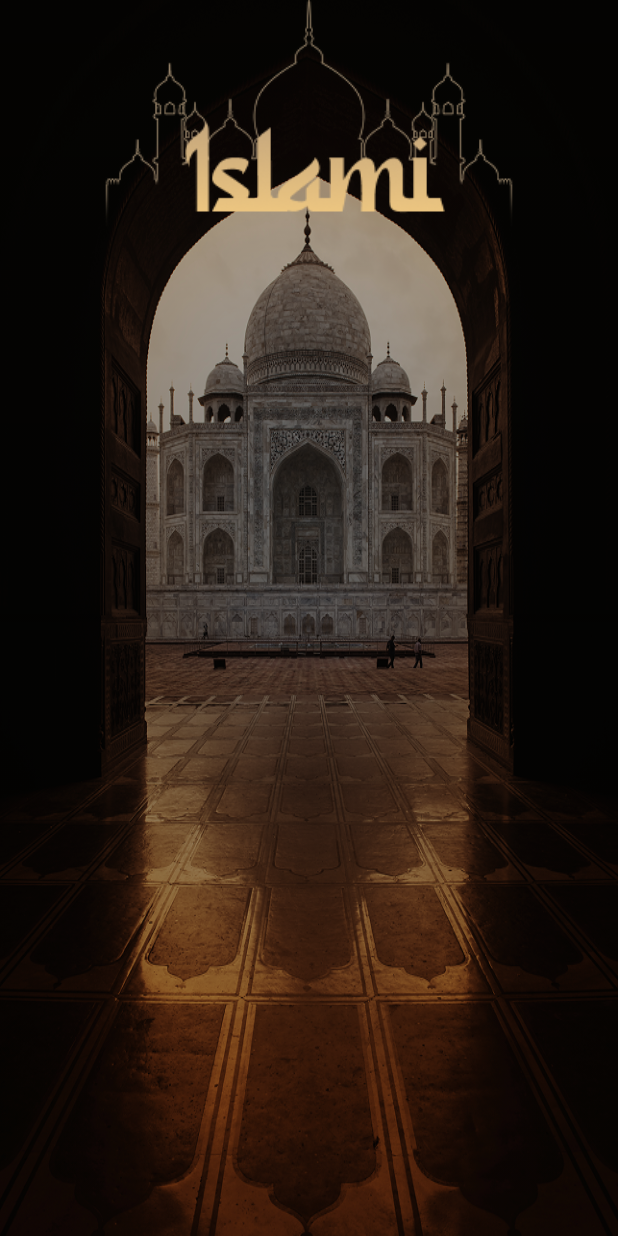
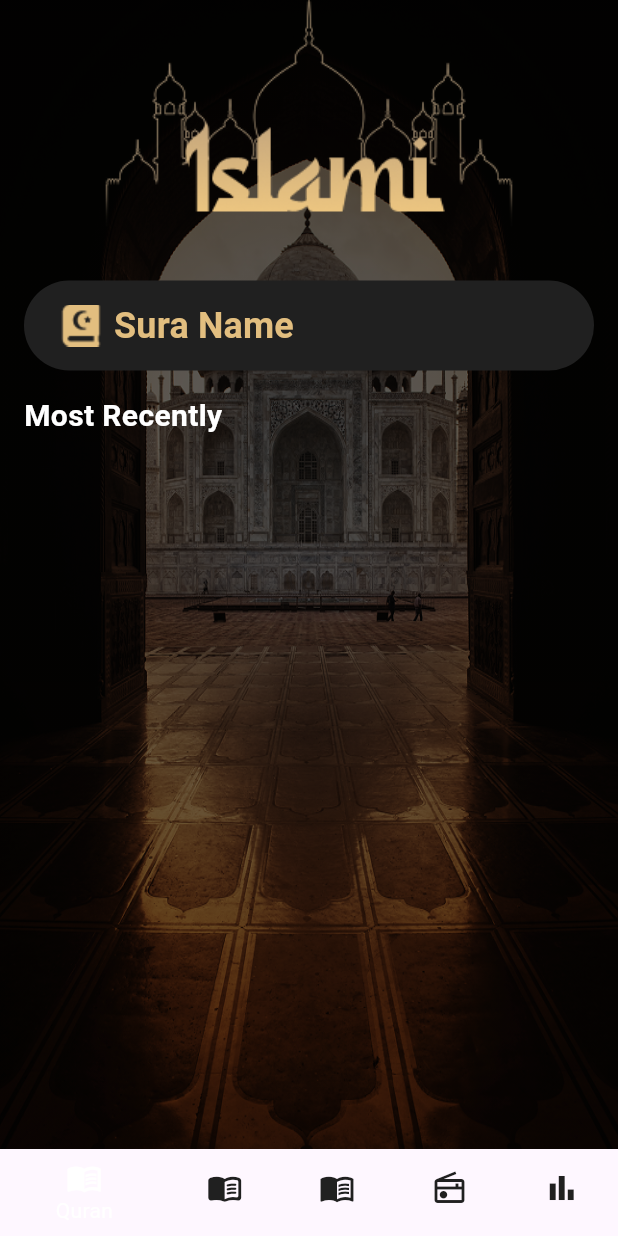
Before and after one commit to Banda974/eslami_app, a Flutter app: the HomeScreen screen opened by its route, on a phone screen of 412 x 824 dp. Run offline on Flutter 3.47's test engine with Material 3 defaults, Android fonts, the light colour scheme and no system bars.

Commit message:
continue in create  home screen add some asset for tabs of the application add Bottom Navigation Bar

```diff
--- a/lib/presentation/screens/home_screen/home_screen.dart
+++ b/lib/presentation/screens/home_screen/home_screen.dart
@@ -1,4 +1,5 @@
-import 'package:eslami_app/theme/app_assets.dart';
+import 'package:eslami_app/presentation/screens/home_screen/tabs/home_tab/home_tab.dart';
+import 'package:eslami_app/theme/app_colors.dart';
 import 'package:flutter/material.dart';
 
 class HomeScreen extends StatelessWidget {
@@ -8,35 +9,34 @@ class HomeScreen extends StatelessWidget {
 
   @override
   Widget build(BuildContext context) {
-    return Stack(
-      children: [
-        Image.asset(
-          AppAssets.quranBg,
-          fit: BoxFit.fill,
-          height: double.infinity,
-        ),
-        Container(
-          decoration: BoxDecoration(
-            gradient: LinearGradient(
-              begin: Alignment.topCenter,
-              end: Alignment.bottomCenter,
-              colors: [
-                Colors.black.withValues(alpha: .23),
-                Colors.black.withValues(alpha: .5),
-                Colors.black.withValues(alpha: .23),
-              ],
+    return Scaffold(
+      body: HomeTab(),
+      bottomNavigationBar: BottomNavigationBar(
+          backgroundColor: AppColors.gold,
+          selectedItemColor: AppColors.white,
+          unselectedItemColor: AppColors.gray,
+          items: [
+            BottomNavigationBarItem(
+              icon: Icon(Icons.menu_book_outlined),
+              label: "Quran",
             ),
-          ),
-        ),
-
-        SafeArea(
-          child: Row(
-            mainAxisAlignment: MainAxisAlignment.center,
-            children: [Image.asset(AppAssets.mosque2)],
-          ),
-        ),
-
-      ],
+            BottomNavigationBarItem(
+              icon: Icon(Icons.menu_book_rounded),
+              label: "Hadith",
+            ),
+            BottomNavigationBarItem(
+              icon: Icon(Icons.menu_book_outlined),
+              label: "sebha",
+            ),
+            BottomNavigationBarItem(
+              icon: Icon(Icons.radio_outlined),
+              label: "radio",
+            ),
+            BottomNavigationBarItem(
+              icon: Icon(Icons.bar_chart),
+              label: "Time",
+            ),
+      ]),
     );
   }
 }
--- /dev/null
+++ b/lib/presentation/screens/home_screen/tabs/home_tab/home_tab.dart
@@ -0,0 +1,91 @@
+import 'package:flutter/material.dart';
+
+import '../../../../../theme/app_assets.dart';
+import '../../../../../theme/app_colors.dart';
+import '../../../../../theme/app_text_style.dart';
+
+class HomeTab extends StatelessWidget {
+  const HomeTab({super.key});
+
+  @override
+  Widget build(BuildContext context) {
+    return Stack(
+      children: [
+        Image.asset(
+          AppAssets.quranBg,
+          fit: BoxFit.fill,
+          width: double.infinity,
+          height: double.infinity,
+        ),
+        Container(
+          decoration: BoxDecoration(
+            gradient: LinearGradient(
+              begin: Alignment.topCenter,
+              end: Alignment.bottomCenter,
+              colors: [
+                Colors.black.withValues(alpha: 0.7),
+                Colors.black.withValues(alpha: 0.5),
+              ],
+            ),
+          ),
+        ),
+        SafeArea(
+          child: Padding(
+            padding: const EdgeInsets.symmetric(horizontal: 16.0),
+            child: ListView(
+              children: [
+                Row(
+                  mainAxisAlignment: MainAxisAlignment.center,
+                  children: [Image.asset(AppAssets.mosque2)],
+                ),
+                const SizedBox(height: 16),
+                FilledButton(
+                  style: ButtonStyle(
+                    backgroundColor: const WidgetStatePropertyAll(
+                      AppColors.gray,
+                    ),
+                    fixedSize: const WidgetStatePropertyAll(
+                      Size(double.infinity, 60),
+                    ),
+                    shape: WidgetStateProperty.all(
+                      RoundedRectangleBorder(
+                        borderRadius: BorderRadius.circular(50),
+                      ),
+                    ),
+                  ),
+                  onPressed: () {},
+                  child: Row(
+                    children: [
+                      SizedBox(child: Image.asset(AppAssets.quranLogo)),
+                      const SizedBox(width: 8),
+                      Text("Sura Name", style: AppTextStyle.titleLarge),
+                    ],
+                  ),
+                ),
+                SizedBox(height: 16),
+                Row(
+                  mainAxisAlignment: MainAxisAlignment.start,
+                  children: [
+                    Text(
+                      "Most Recently",
+                      style: TextStyle(
+                        fontWeight: FontWeight.bold,
+                        fontSize: 20,
+                        color: AppColors.white,
+                        decoration: TextDecoration.none,
+                      ),
+                    ),
+                  ],
+                ),
+                SizedBox(height: 16),
+                Row(children: [
+
+                ]),
+              ],
+            ),
+          ),
+        ),
+      ],
+    );
+  }
+}
--- a/lib/theme/app_assets.dart
+++ b/lib/theme/app_assets.dart
@@ -19,4 +19,5 @@ abstract class AppAssets{
   static const String radioBg = "assets/images/home_screen/radio_bg.png";
   static const String sebhaBg = "assets/images/home_screen/sebha_bg.png";
   static const String moraBg = "assets/images/home_screen/more_bg.png";
+  static const String quranLogo = "assets/images/home_screen/quran-svgrepo-com 1.png";
 }
--- a/lib/theme/app_text_style.dart
+++ b/lib/theme/app_text_style.dart
@@ -35,6 +35,7 @@ abstract class AppTextStyle {
     color: AppColors.white,
   );
   static TextStyle labelLarge = TextStyle(
+
     fontSize: 20,
     fontWeight: FontWeight.bold,
     color: AppColors.gold,
```
Also changed, not shown: assets/images/home_screen/quran-svgrepo-com 1.png (added), lib/presentation/screens/home_screen/tabs/hadith_tab/hadith_tab.dart (added), lib/presentation/screens/home_screen/tabs/radio_tab/radio_tab.dart (added), lib/presentation/screens/home_screen/tabs/sebha_tab/sebha_tab.dart (added).
